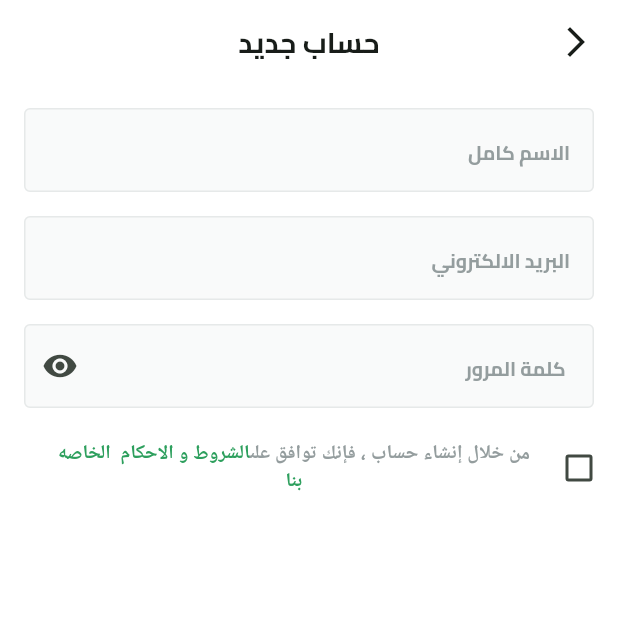
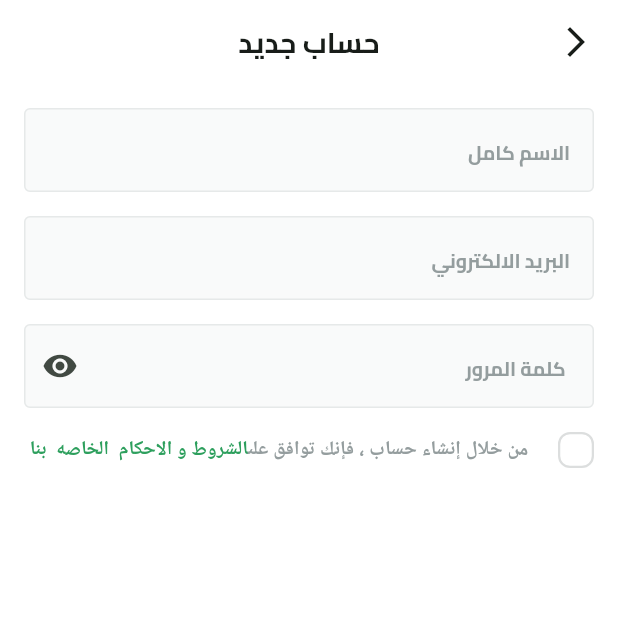
Before and after one commit to abo3amer69/Fruit_Hup, a Flutter app: the SignUpView screen opened by its route, on a phone screen of 412 x 824 dp, the top half of it. Run offline on Flutter 3.47's test engine with Material 3 defaults, Android fonts, the phone set to English and light mode, and no system bars; our stand-ins replace dots_indicator, flutter_svg, shared_preferences; accounts and stored records are empty.

Commit message:
custmize check box

```diff
--- /dev/null
+++ b/lib/features/auth/presentation/views/widget/custom_check_box.dart
@@ -0,0 +1,47 @@
+import 'package:flutter/material.dart';
+import 'package:flutter_svg/flutter_svg.dart';
+import 'package:fruit_hup/core/utils/app_images.dart';
+
+import '../../../../../core/utils/app_color.dart';
+
+class CustomCheckBox extends StatelessWidget {
+  const CustomCheckBox(
+      {super.key, required this.isChecked, required this.onChanged});
+
+  final bool isChecked;
+  final ValueChanged<bool> onChanged;
+
+  @override
+  Widget build(BuildContext context) {
+    return GestureDetector(
+      onTap: () {
+        onChanged(!isChecked);
+      },
+      child: AnimatedContainer(
+        width: 24,
+        height: 24,
+        duration: const Duration(milliseconds: 100),
+        decoration: ShapeDecoration(
+          color: isChecked ? AppColors.primaryColor : Colors.white,
+          shape: RoundedRectangleBorder(
+            side: BorderSide(
+              color: isChecked ? Colors.transparent : const Color(0xffDCDEDE),
+              width: 1.50,
+            ),
+            borderRadius: BorderRadius.circular(
+              8,
+            ),
+          ),
+        ),
+        child: isChecked
+            ? Padding(
+                padding: const EdgeInsets.all(2),
+                child: SvgPicture.asset(
+                  Assets.imagesCheck,
+                ),
+              )
+            : const SizedBox(),
+      ),
+    );
+  }
+}
--- a/lib/features/auth/presentation/views/widget/terms_and_conditions.dart
+++ b/lib/features/auth/presentation/views/widget/terms_and_conditions.dart
@@ -2,24 +2,33 @@ import 'package:flutter/material.dart';
 import 'package:fruit_hup/constants.dart';
 import 'package:fruit_hup/core/utils/app_color.dart';
 import 'package:fruit_hup/core/utils/app_text_style.dart';
+import 'package:fruit_hup/features/auth/presentation/views/widget/custom_check_box.dart';
 
-class TermsAndConditionsWidget extends StatelessWidget {
+class TermsAndConditionsWidget extends StatefulWidget {
   const TermsAndConditionsWidget({super.key});
 
   @override
+  State<TermsAndConditionsWidget> createState() =>
+      _TermsAndConditionsWidgetState();
+}
+
+class _TermsAndConditionsWidgetState extends State<TermsAndConditionsWidget> {
+  bool isTermsAccepted = false;
+  @override
   Widget build(BuildContext context) {
-    return Transform.translate(
-      offset: const Offset(14, 0),
-      child: Row(
+    return Row(
       children: [
-          Checkbox(
-            value: false,
-            onChanged: (value) {},
+        CustomCheckBox(
+          onChanged: (value) {
+            isTermsAccepted = value;
+            setState(() {});
+          },
+          isChecked: isTermsAccepted,
         ),
-          SizedBox(
-            width: MediaQuery.sizeOf(context).width -
-                (KHorizentalPadding * 2) -
-                48,
+        const SizedBox(
+          width: 16,
+        ),
+        Expanded(
           child: Text.rich(
             TextSpan(
               children: [
@@ -61,7 +70,6 @@ class TermsAndConditionsWidget extends StatelessWidget {
           ),
         ),
       ],
-      ),
     );
   }
 }
```
Lines whose indentation alone changed are shown as unchanged.
